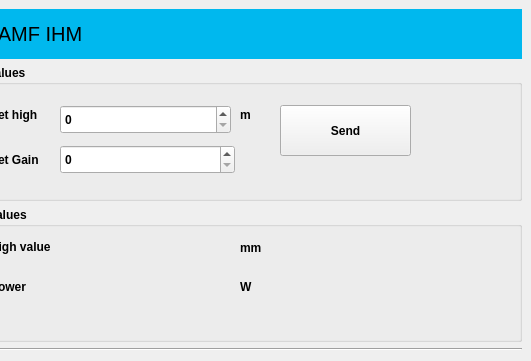
Qt form mainwindow.ui (omarabedk/Projet-IPS) before a commit; both pictures show x 598 to 1129 and y 0 to 361 of the 1129 by 949 pixel window.
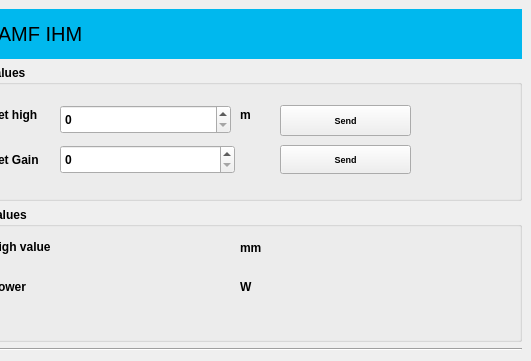
The same form after that commit. Custom widgets are drawn as their Qt base class.

Patch:
```diff
--- a/mainwindow.ui
+++ b/mainwindow.ui
@@ -196,7 +196,7 @@
          <x>120</x>
          <y>30</y>
          <width>121</width>
-         <height>31</height>
+         <height>21</height>
         </rect>
        </property>
        <property name="maximumSize">
@@ -213,9 +213,9 @@
        <property name="geometry">
         <rect>
          <x>110</x>
-         <y>60</y>
+         <y>70</y>
          <width>131</width>
-         <height>31</height>
+         <height>21</height>
         </rect>
        </property>
        <property name="text">
@@ -328,8 +328,33 @@
          <x>310</x>
          <y>40</y>
          <width>131</width>
-         <height>51</height>
+         <height>31</height>
         </rect>
+       </property>
+       <property name="font">
+        <font>
+         <pointsize>7</pointsize>
+         <bold>true</bold>
+        </font>
+       </property>
+       <property name="text">
+        <string>Send</string>
+       </property>
+      </widget>
+      <widget class="QPushButton" name="sendGainBttn">
+       <property name="geometry">
+        <rect>
+         <x>310</x>
+         <y>80</y>
+         <width>131</width>
+         <height>29</height>
+        </rect>
+       </property>
+       <property name="font">
+        <font>
+         <pointsize>7</pointsize>
+         <bold>true</bold>
+        </font>
        </property>
        <property name="text">
         <string>Send</string>
```
Left out of the diff: 10 changed lines with no effect on the pictures.
